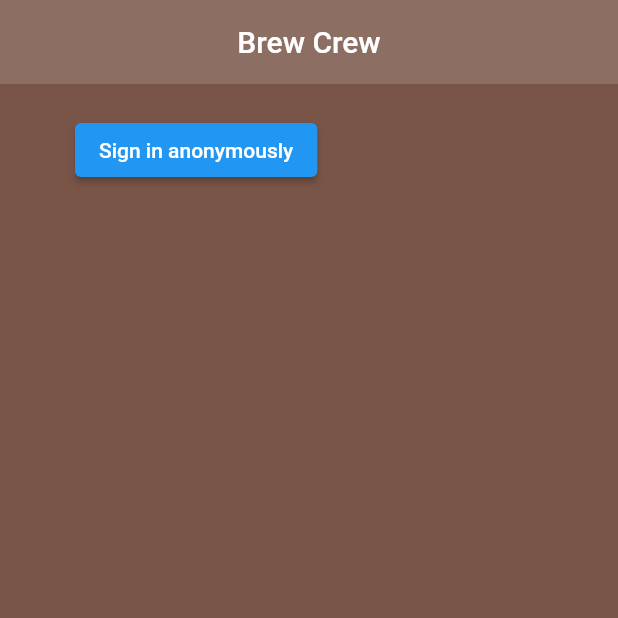
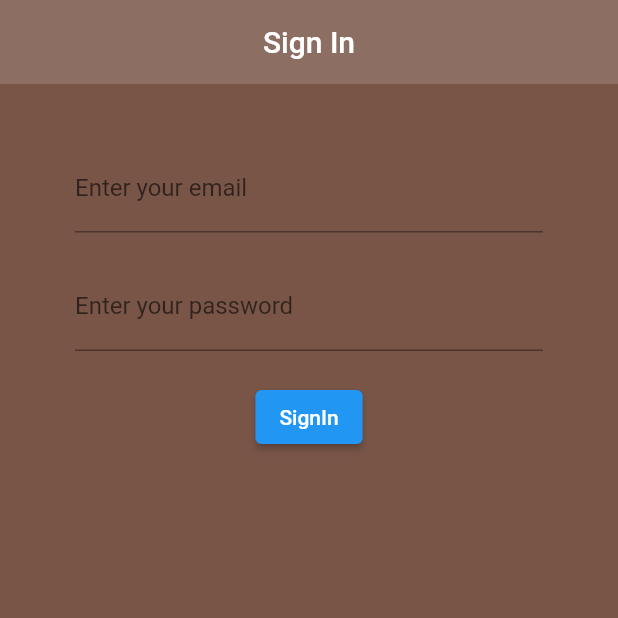
Before and after one commit to MaqC254/learning-flutter, a Flutter app: the screen it shows after launch, on a phone screen of 412 x 824 dp, the top half of it. Run offline on Flutter 3.47's test engine with Material 2 defaults, Android fonts, the phone set to English and light mode, and no system bars; our stand-ins replace firebase_auth, firebase_core, flutter_spinkit; accounts and stored records are empty.

Commit message:
completed sign in and register screens

```diff
--- a/brew_crew/lib/screens/authenticate/authenticate.dart
+++ b/brew_crew/lib/screens/authenticate/authenticate.dart
@@ -1,3 +1,4 @@
+import 'package:brew_crew/screens/authenticate/register.dart';
 import 'package:brew_crew/screens/authenticate/sign_in.dart';
 import 'package:flutter/material.dart';
 
@@ -12,7 +13,7 @@ class _AuthenticateState extends State<Authenticate> {
   @override
   Widget build(BuildContext context) {
     return Container(
-      child: const SignIn(),
+      child:const  SignIn(),
     );
   }
 }
--- a/brew_crew/lib/screens/authenticate/sign_in.dart
+++ b/brew_crew/lib/screens/authenticate/sign_in.dart
@@ -11,6 +11,29 @@ class SignIn extends StatefulWidget {
 class _SignInState extends State<SignIn> {
 
   final AuthService _authService = AuthService();
+  final TextEditingController _emailController = TextEditingController();
+  final TextEditingController _passController = TextEditingController();
+  late String email;
+  late String password;
+
+  @override
+  void initState(){
+    super.initState();
+    _emailController.addListener(setValues);
+    _passController.addListener(setValues);
+  }
+
+  @override
+  void dispose(){
+    super.dispose();
+    _emailController.dispose();
+    _passController.dispose();
+  }
+
+  void setValues(){
+    email = _emailController.text;
+    password = _passController.text;
+  }
 
   @override
   Widget build(BuildContext context) {
@@ -19,18 +42,52 @@ class _SignInState extends State<SignIn> {
       appBar: AppBar(
         backgroundColor: Colors.brown[400],
         elevation: 0.0,
-        title: const Text('Brew Crew'),
+        title: const Text('Sign In'),
         centerTitle: true,
       ),
       body: Container(
         padding: const EdgeInsets.symmetric(vertical: 20, horizontal: 50),
-        child: ElevatedButton(
-          child: const Text('Sign in anonymously'),
-          onPressed: () async{
-            dynamic response = await _authService.signInAnon();
-            print(response.uid);
-          },
-        ),
+        child: Form(
+          child: Column(
+            children: [
+              const SizedBox(
+                height: 20,),
+              TextFormField(
+                controller: _emailController,
+                onChanged: (val){
+
+              },
+                decoration: const InputDecoration(
+                  label: Text('Enter your email'),
+                ),
+              ),
+              const SizedBox(
+                height: 20,),
+              TextFormField(
+                controller: _passController,
+                onChanged: (val){
+                },
+                obscureText: true,
+                decoration: const InputDecoration(
+                  label: Text('Enter your password'),
+                ),
+              ),
+              const SizedBox(
+                height: 20,
+              ),
+              ElevatedButton(
+                  onPressed: () async{
+                    _authService.signInWithEmail(email, password);
+              },
+                  child:const Text('SignIn',
+                  style: TextStyle(
+                    color: Colors.white,
+                  ),
+                  ),
+              ),
+            ],
+          ),
+        )
       ),
     );
   }
--- a/brew_crew/lib/screens/wrapper.dart
+++ b/brew_crew/lib/screens/wrapper.dart
@@ -11,7 +11,6 @@ class Wrapper extends StatelessWidget {
   Widget build(BuildContext context) {
 
     final user = Provider.of<UserLocal?>(context);
-    print(user);
 
     //return authenticate or home widget
     if (user == null) {
```
Also changed, not shown: brew_crew/lib/screens/authenticate/register.dart (added, +95 -0 lines), brew_crew/lib/screens/home/home.dart (+3 -5 lines).
